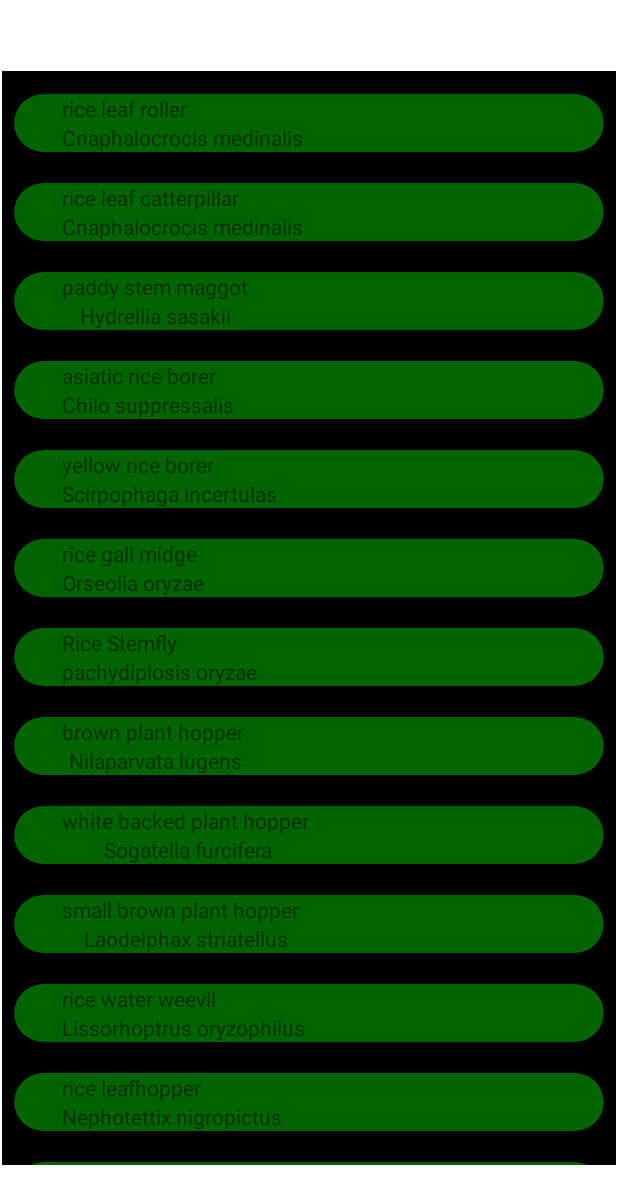
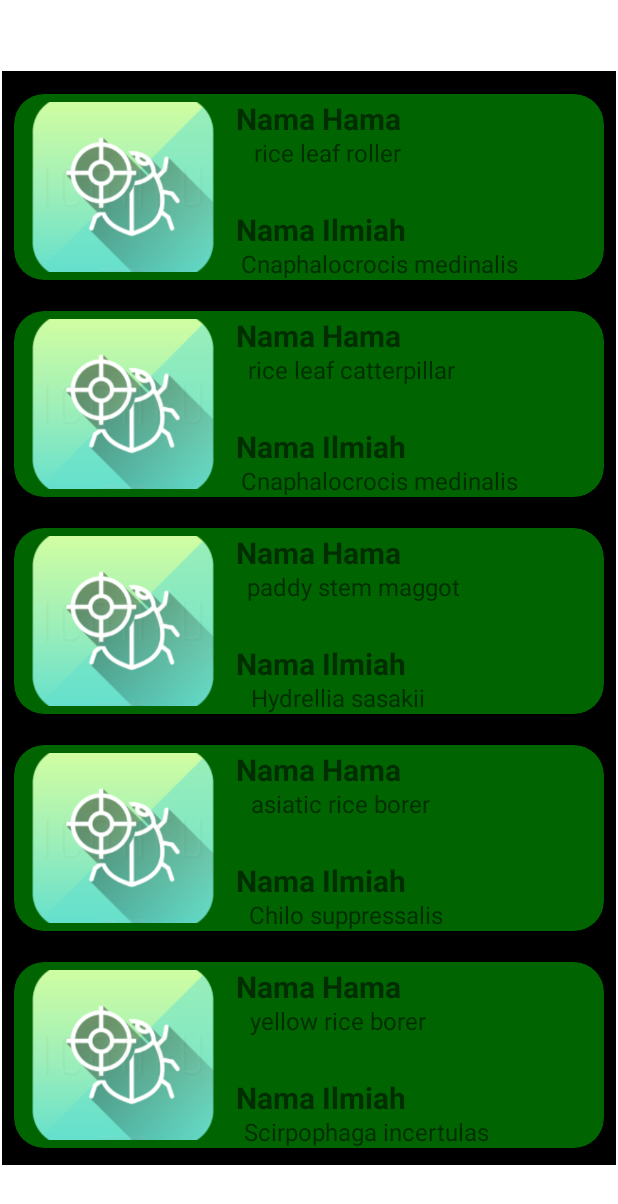
Before and after one commit to ahyaeki/ONNX_PestIdentifier, an Android app: the screen it shows after launch (Ency before the commit, PestListActivity after it), after a tap on "ENCYCLOPEDIA", on a phone screen of 412 x 824 dp. Shown: the top 1204 px of the screen. Run offline under Robolectric (Android 15) with nearby library versions, the light colour scheme and no system bars.

Commit message:
Fixing Adapter and PestListActivity

```diff
--- a/app/src/main/AndroidManifest.xml
+++ b/app/src/main/AndroidManifest.xml
@@ -14,9 +14,12 @@
         android:supportsRtl="true"
         android:theme="@style/Theme.Ort_image_classifier">
         <activity
-            android:name=".Ency"
+            android:name=".PestListActivity"
             android:exported="false" />
-        <activity android:name=".Activity1">
+        <activity
+            android:name=".PestDetailActivity"
+            android:exported="false" />
+        <activity android:name=".HomeActivity">
             <intent-filter>
                 <action android:name="android.intent.action.MAIN" />
 
--- a/app/src/main/assets/pestList.json
+++ b/app/src/main/assets/pestList.json
@@ -74,7 +74,7 @@
     },
     {
       "nama_hama": "small brown plant hopper ",
-      "nama_ilmiah": " Laodelphax striatellus",
+      "nama_ilmiah": "Laodelphax striatellus",
       "habitat": "Asia",
       "dampak": "Penyebar virus RSV (Rice Stripe Virus) pada tanaman padi",
       "kontrol_bio": "NULL",
--- a/app/src/main/java/ai/onnxruntime/example/imageclassifier/Ency.kt
+++ /dev/null
@@ -1,33 +0,0 @@
-package ai.onnxruntime.example.imageclassifier
-
-import androidx.appcompat.app.AppCompatActivity
-import android.os.Bundle
-import androidx.recyclerview.widget.LinearLayoutManager
-import androidx.recyclerview.widget.RecyclerView
-import com.google.gson.Gson
-
-class Ency : AppCompatActivity() {
-    override fun onCreate(savedInstanceState: Bundle?) {
-        super.onCreate(savedInstanceState)
-        setContentView(R.layout.ency)
-
-    val pestJson = applicationContext.assets
-        .open("pestList.json").bufferedReader().use {
-            it.readText()
-        }
-
-        val pestRead = Gson().fromJson(pestJson, PestList::class.java)
-        val recyclerView = findViewById<RecyclerView>(R.id.recyclerView)
-
-        val adapter = RecyclerViewAdapter(this, pestRead.pest);
-        recyclerView.layoutManager = LinearLayoutManager(this)
-        recyclerView.adapter = adapter
-    }
-
-
-
-
-
-
-
-}
--- a/app/src/main/java/ai/onnxruntime/example/imageclassifier/Activity1.kt
+++ b/app/src/main/java/ai/onnxruntime/example/imageclassifier/HomeActivity.kt
@@ -2,14 +2,12 @@ package ai.onnxruntime.example.imageclassifier
 
 import androidx.appcompat.app.AppCompatActivity
 import android.os.Bundle
-import ai.onnxruntime.example.imageclassifier.R
 import android.content.Intent
-import ai.onnxruntime.example.imageclassifier.MainActivity
 import android.view.View
 import android.widget.Button
 
 // THIS IS HOME
-class Activity1 : AppCompatActivity() {
+class HomeActivity : AppCompatActivity() {
     override fun onCreate(savedInstanceState: Bundle?) {
         super.onCreate(savedInstanceState)
         setContentView(R.layout.home)
@@ -29,7 +27,7 @@ class Activity1 : AppCompatActivity() {
 
     }
     private fun changeToEncy() {
-        val intentEncy = Intent(this, Ency::class.java)
+        val intentEncy = Intent(this, PestListActivity::class.java)
         startActivity(intentEncy)
     }
 }
--- /dev/null
+++ b/app/src/main/java/ai/onnxruntime/example/imageclassifier/PestListActivity.kt
@@ -0,0 +1,45 @@
+package ai.onnxruntime.example.imageclassifier
+
+import android.content.Intent
+import androidx.appcompat.app.AppCompatActivity
+import android.os.Bundle
+import androidx.recyclerview.widget.LinearLayoutManager
+import androidx.recyclerview.widget.RecyclerView
+import com.google.gson.Gson
+
+const val PEST_nama = "pest_nama"
+const val PEST_scientific = "pest_scientific"
+const val PEST_habitat = "pest_habitat"
+const val PEST_dampak = "pest_dampak"
+const val PEST_kontrol = "pest_kontrol"
+
+class PestListActivity : AppCompatActivity() {
+    override fun onCreate(savedInstanceState: Bundle?) {
+        super.onCreate(savedInstanceState)
+        setContentView(R.layout.ency)
+
+    val pestJson = applicationContext.assets
+        .open("pestList.json").bufferedReader().use {
+            it.readText()
+        }
+
+        val pestRead = Gson().fromJson(pestJson, PestList::class.java)
+        val recyclerView = findViewById<RecyclerView>(R.id.recyclerView)
+
+        val adapter = RecyclerViewAdapter({ pest -> adapterOnClick(pest) }, pestRead.pest)
+        recyclerView.layoutManager = LinearLayoutManager(this)
+        recyclerView.adapter = adapter
+
+
+    }
+    private fun adapterOnClick(pest: Pest) {
+        val intent = Intent(this, PestDetailActivity()::class.java)
+        intent.putExtra(PEST_nama, pest.nama_hama)
+        intent.putExtra(PEST_scientific, pest.nama_ilmiah)
+        intent.putExtra(PEST_habitat, pest.habitat)
+        intent.putExtra(PEST_dampak, pest.dampak)
+        intent.putExtra(PEST_kontrol, pest.kontrol_bio)
+
+        startActivity(intent)
+    }
+}
--- a/app/src/main/java/ai/onnxruntime/example/imageclassifier/RecyclerViewAdapter.kt
+++ b/app/src/main/java/ai/onnxruntime/example/imageclassifier/RecyclerViewAdapter.kt
@@ -1,36 +1,43 @@
 package ai.onnxruntime.example.imageclassifier
 
-import android.content.Context
 import android.view.LayoutInflater
 import android.view.View
 import android.view.ViewGroup
 import android.widget.TextView
 import androidx.recyclerview.widget.RecyclerView
 
-class RecyclerViewAdapter(private val context: Context, private val list: List<Pest>): RecyclerView.Adapter<RecyclerView.ViewHolder>() {
+class RecyclerViewAdapter(private val onClick: (Pest) -> Unit, private val list: List<Pest>): RecyclerView.Adapter<RecyclerViewAdapter.PestViewHolder>() {
 
-    private inner class ViewHolder internal constructor(itemView: View) : RecyclerView.ViewHolder(itemView){
+    class PestViewHolder (itemView: View, val onClick: (Pest) -> Unit) :
+        RecyclerView.ViewHolder(itemView){
 
-        internal var namaHama: TextView
-        internal var namaIlmiah: TextView
+        private val namaHama : TextView = itemView.findViewById(R.id.textNamaHama)
+        private val namaIlmiah : TextView = itemView.findViewById(R.id.textNamaIlmiah)
+        private var currentPest: Pest? = null
 
         init {
-            namaHama = itemView.findViewById(R.id.textView2)
-            namaIlmiah = itemView.findViewById(R.id.textView3)
+            itemView.setOnClickListener {
+                currentPest?.let {
+                    onClick(it)
+                }
+            }
         }
-        internal fun bind(position: Int) {
-            namaHama.text = list[position].nama_hama
-            namaIlmiah.text = list[position].nama_ilmiah
-    }
+        internal fun bind(pest: Pest) {
+            currentPest = pest
+            namaHama.text = pest.nama_hama
+            namaIlmiah.text = pest.nama_ilmiah
+        }
 
     }
 
-    override fun onCreateViewHolder(parent: ViewGroup, viewType: Int): RecyclerView.ViewHolder {
-        return ViewHolder(LayoutInflater.from(context).inflate(R.layout.recycler_view_ency, parent, false))
+    override fun onCreateViewHolder(parent: ViewGroup, viewType: Int): PestViewHolder {
+        val view = LayoutInflater.from(parent.context).inflate(R.layout.recycler_view_ency, parent, false)
+        return PestViewHolder(view, onClick)
     }
 
-    override fun onBindViewHolder(holder: RecyclerView.ViewHolder, position: Int) {
-        (holder as ViewHolder).bind(position)
+    override fun onBindViewHolder(holder: PestViewHolder, position: Int) {
+        val pest = list[position]
+        holder.bind(pest)
     }
 
     override fun getItemCount(): Int {
--- a/app/src/main/res/layout/ency.xml
+++ b/app/src/main/res/layout/ency.xml
@@ -4,7 +4,7 @@
     xmlns:tools="http://schemas.android.com/tools"
     android:layout_width="match_parent"
     android:layout_height="match_parent"
-    tools:context=".Ency">
+    tools:context=".PestListActivity">
 
     <androidx.recyclerview.widget.RecyclerView
         android:id="@+id/recyclerView"
--- a/app/src/main/res/layout/home.xml
+++ b/app/src/main/res/layout/home.xml
@@ -13,6 +13,7 @@
         android:text="@string/activity1"
         android:textSize="34sp"
         android:textStyle="bold"
+        android:gravity="center"
         app:layout_constraintBottom_toBottomOf="parent"
         app:layout_constraintEnd_toEndOf="parent"
         app:layout_constraintStart_toStartOf="parent"
--- a/app/src/main/res/layout/recycler_view_ency.xml
+++ b/app/src/main/res/layout/recycler_view_ency.xml
@@ -24,37 +24,72 @@
         app:layout_constraintVertical_bias="20.0">
 
         <androidx.constraintlayout.widget.ConstraintLayout
-            android:layout_width="wrap_content"
+            android:layout_width="match_parent"
             android:layout_height="wrap_content">
 
             <ImageView
                 android:id="@+id/imageView"
-                android:layout_width="wrap_content"
-                android:layout_height="wrap_content"
+                android:layout_width="145dp"
+                android:layout_height="113dp"
                 app:layout_constraintBottom_toBottomOf="parent"
                 app:layout_constraintStart_toStartOf="parent"
                 app:layout_constraintTop_toTopOf="parent"
                 app:layout_constraintVertical_bias="0.485"
-                tools:srcCompat="@tools:sample/avatars" />
+                app:srcCompat="@drawable/imagepest" />
 
             <TextView
-                android:id="@+id/textView2"
+                android:id="@+id/textNamaHama"
                 android:layout_width="wrap_content"
                 android:layout_height="wrap_content"
-                android:layout_marginStart="32dp"
-                android:text="Nama Hama"
+                android:layout_marginTop="28dp"
+                android:text="--"
+                android:textSize="16dp"
+                app:layout_constraintEnd_toEndOf="parent"
+                app:layout_constraintHorizontal_bias="0.096"
                 app:layout_constraintStart_toEndOf="@+id/imageView"
                 app:layout_constraintTop_toTopOf="parent" />
 
             <TextView
-                android:id="@+id/textView3"
+                android:id="@+id/textNamaIlmiah"
                 android:layout_width="wrap_content"
                 android:layout_height="wrap_content"
-                android:layout_marginStart="32dp"
+                android:layout_marginTop="52dp"
+                android:text="--"
+                android:textSize="16dp"
+                app:layout_constraintEnd_toEndOf="parent"
+                app:layout_constraintHorizontal_bias="0.096"
+                app:layout_constraintStart_toEndOf="@+id/imageView"
+                app:layout_constraintTop_toBottomOf="@+id/textNamaHama" />
+
+            <TextView
+                android:id="@+id/labelNamaHama"
+                android:layout_width="wrap_content"
+                android:layout_height="25dp"
+                android:layout_marginTop="12dp"
+                android:text="Nama Hama"
+                android:textSize="20dp"
+                android:textStyle="bold"
+                app:layout_constraintBottom_toTopOf="@+id/textNamaHama"
+                app:layout_constraintEnd_toEndOf="parent"
+                app:layout_constraintHorizontal_bias="0.019"
+                app:layout_constraintStart_toEndOf="@+id/imageView"
+                app:layout_constraintTop_toTopOf="parent"
+                app:layout_constraintVertical_bias="1.0" />
+
+            <TextView
+                android:id="@+id/labelNamaIlmiahHama"
+                android:layout_width="wrap_content"
+                android:layout_height="25dp"
+                android:layout_marginTop="12dp"
                 android:text="Nama Ilmiah"
+                android:textSize="20dp"
+                android:textStyle="bold"
+                app:layout_constraintBottom_toTopOf="@+id/textNamaIlmiah"
                 app:layout_constraintEnd_toEndOf="parent"
+                app:layout_constraintHorizontal_bias="0.019"
                 app:layout_constraintStart_toEndOf="@+id/imageView"
-                app:layout_constraintTop_toBottomOf="@+id/textView2" />
+                app:layout_constraintTop_toBottomOf="@+id/textNamaHama"
+                app:layout_constraintVertical_bias="1.0" />
 
         </androidx.constraintlayout.widget.ConstraintLayout>
 
```
